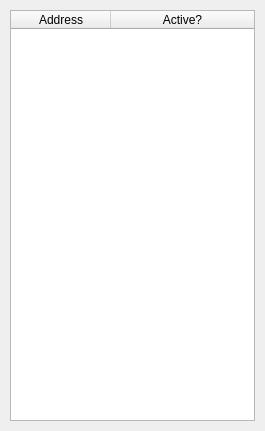
Above: plugins/Patches/DialogPatches.ui from TheCrazyT/edb-debugger before the change. Below: the same form after it.
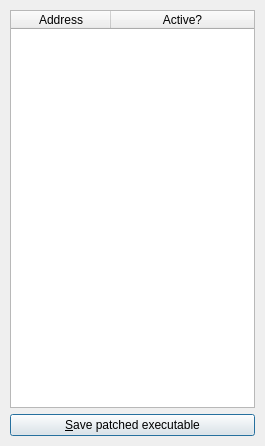
That is the form after the change.

```diff
--- a/plugins/Patches/DialogPatches.ui
+++ b/plugins/Patches/DialogPatches.ui
@@ -7,7 +7,7 @@
     <x>0</x>
     <y>0</y>
     <width>265</width>
-    <height>431</height>
+    <height>446</height>
    </rect>
   </property>
   <property name="windowTitle">
@@ -52,6 +52,13 @@
      </column>
     </widget>
    </item>
+   <item row="1" column="0">
+    <widget class="QPushButton" name="pushButton">
+     <property name="text">
+      <string>&amp;Save patched executable</string>
+     </property>
+    </widget>
+   </item>
   </layout>
  </widget>
  <resources/>
```
